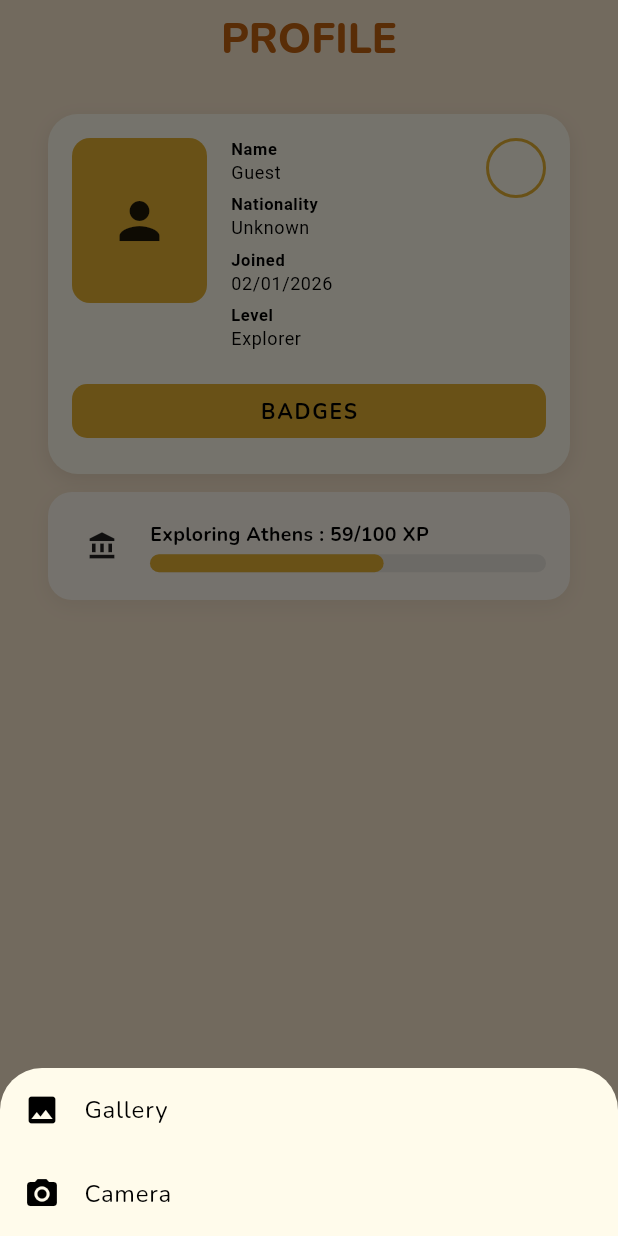
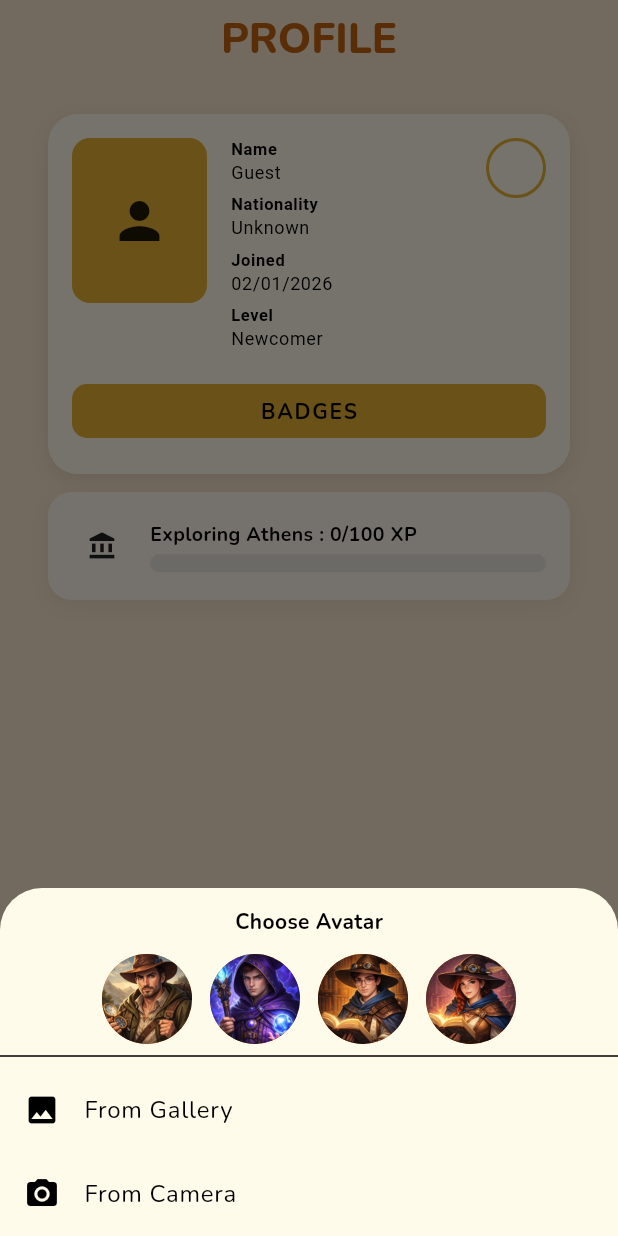
Before and after one commit to annapatata/history-walk, a Flutter app: the ProfileScreen widget shown alone on an empty page, opened directly, after a tap on the "person" icon, on a phone screen of 412 x 824 dp. Run offline on Flutter 3.47's test engine with Material 3 defaults, Android fonts, the phone set to English and light mode, and no system bars; our stand-ins replace geolocator, get, get_storage, image_picker; missing offline and left inert: mapbox_maps_flutter; accounts and stored records are empty.

Commit message:
εβαλα ετοιμα αβαταρ για επιλογη, προφανως τα αλλαζουμε, εκανα λειτουργικο progress bar (πρεπει να συνδεθει με τα υπολοιπα για να ειναι σωστα) και το εκανα να αποθηκευει το προφιλ του user

```diff
--- a/HistoryWalk/lib/features/profile/screens/profile_screen.dart
+++ b/HistoryWalk/lib/features/profile/screens/profile_screen.dart
@@ -1,4 +1,3 @@
-// profile_screen.dart
 import 'package:flutter/material.dart';
 import 'package:get/get.dart';
 import 'package:intl/intl.dart';
@@ -18,11 +17,11 @@ class ProfileScreen extends StatelessWidget {
     return SectionScreenLayout(
       title: 'PROFILE',
       showSearch: false,
-      body: ListView(
+      body: Obx(
+        () => ListView(
           padding: const EdgeInsets.all(16),
           children: [
-          Obx(
-            () => GestureDetector(
+            GestureDetector(
               onTap: () {
                 _showEditProfileDialog(context);
               },
@@ -31,17 +30,74 @@ class ProfileScreen extends StatelessWidget {
                 nationality: controller.userProfile.value.nationality,
                 joinedDate: DateFormat('dd/MM/yyyy')
                     .format(controller.userProfile.value.firstLoginDate),
-                level: 'Explorer',
+                level: controller.levelTitle,
                 avatarPath: controller.userProfile.value.avatarPath,
                 onAvatarTap: () {
+                  _showAvatarOptions(context);
+                },
+              ),
+            ),
+            const SizedBox(height: 12),
+
+            ProfileProgressBar(
+              progress: controller.userProfile.value.progress.toDouble(),
+              label: 'Exploring Athens',
+              icon: const Icon(Icons.account_balance, size: 20),
+            ),
+
+            const SizedBox(height: 16),
+
+            // // 🧪 TEMP BUTTON — για testing progress
+            // ElevatedButton(
+            //   onPressed: () {
+            //     controller.addProgress(-10);
+            //   },
+            //   child: const Text('+10 Progress (TEST)'),
+            // ),
+          ],
+        ),
+      ),
+    );
+  }
+
+  // =========================
+  // Avatar options
+  // =========================
+
+  void _showAvatarOptions(BuildContext context) {
     showModalBottomSheet(
       context: context,
-                    builder: (_) => Column(
+      builder: (_) {
+        return SafeArea(
+          child: Column(
             mainAxisSize: MainAxisSize.min,
             children: [
+              const Padding(
+                padding: EdgeInsets.all(12),
+                child: Text(
+                  'Choose Avatar',
+                  style: TextStyle(fontWeight: FontWeight.bold),
+                ),
+              ),
+              Wrap(
+                spacing: 12,
+                children: controller.presetAvatars.map((avatar) {
+                  return GestureDetector(
+                    onTap: () {
+                      controller.selectPresetAvatar(avatar);
+                      Navigator.pop(context);
+                    },
+                    child: CircleAvatar(
+                      radius: 30,
+                      backgroundImage: AssetImage(avatar),
+                    ),
+                  );
+                }).toList(),
+              ),
+              const Divider(),
               ListTile(
                 leading: const Icon(Icons.photo),
-                          title: const Text('Gallery'),
+                title: const Text('From Gallery'),
                 onTap: () {
                   controller.pickAvatarFromGallery();
                   Navigator.pop(context);
@@ -49,7 +105,7 @@ class ProfileScreen extends StatelessWidget {
               ),
               ListTile(
                 leading: const Icon(Icons.camera_alt),
-                        title: const Text('Camera'),
+                title: const Text('From Camera'),
                 onTap: () {
                   controller.pickAvatarFromCamera();
                   Navigator.pop(context);
@@ -59,17 +115,6 @@ class ProfileScreen extends StatelessWidget {
           ),
         );
       },
-            ),
-          ),
-        ),
-          const SizedBox(height: 12),
-          ProfileProgressBar(
-            progress: 59, // STUB
-            label: 'Exploring Athens',
-            icon: const Icon(Icons.account_balance, size: 20),
-          ),
-        ],
-      ),
     );
   }
 
@@ -118,7 +163,9 @@ class ProfileScreen extends StatelessWidget {
             ElevatedButton(
               onPressed: () {
                 controller.updateName(nameController.text);
-                controller.updateNationality(nationalityController.text);
+                controller.updateNationality(
+                  nationalityController.text,
+                );
                 Navigator.of(context).pop();
               },
               child: const Text('Save'),
--- a/HistoryWalk/lib/features/profile/widgets/passport.dart
+++ b/HistoryWalk/lib/features/profile/widgets/passport.dart
@@ -92,11 +92,13 @@ class _TopSection extends StatelessWidget {
               color: passTheme.iconColor,
               borderRadius: BorderRadius.circular(12),
               image: avatarPath.isNotEmpty
-                  ? DecorationImage(
-                      image: FileImage(File(avatarPath)),
-                      fit: BoxFit.cover,
-                    )
-                  : null,
+                ? DecorationImage(
+                    image: avatarPath.startsWith('assets/')
+                        ? AssetImage(avatarPath)
+                        : FileImage(File(avatarPath)) as ImageProvider,
+                    fit: BoxFit.cover,
+                  )
+                : null,
             ),
             child: avatarPath.isEmpty
                 ? const Icon(Icons.person, size: 40)
--- a/HistoryWalk/pubspec.yaml
+++ b/HistoryWalk/pubspec.yaml
@@ -74,6 +74,7 @@ flutter:
 
   # To add assets to your application, add an assets section, like this:
   assets:
+    - assets/avatars/
     - assets/images/
     - assets/logos/
     - assets/icons/
```
Also changed, not shown: HistoryWalk/lib/features/profile/controller/profile_controller.dart (+79 -24 lines), HistoryWalk/lib/features/profile/models/user_profile.dart (+27 -1 lines), HistoryWalk/lib/main.dart (+7 -3 lines), HistoryWalk/assets/avatars/avatar_1.png (added), HistoryWalk/assets/avatars/avatar_2.png (added), HistoryWalk/assets/avatars/avatar_3.png (added), HistoryWalk/assets/avatars/avatar_4.png (added). Lines whose indentation alone changed are shown as unchanged.
